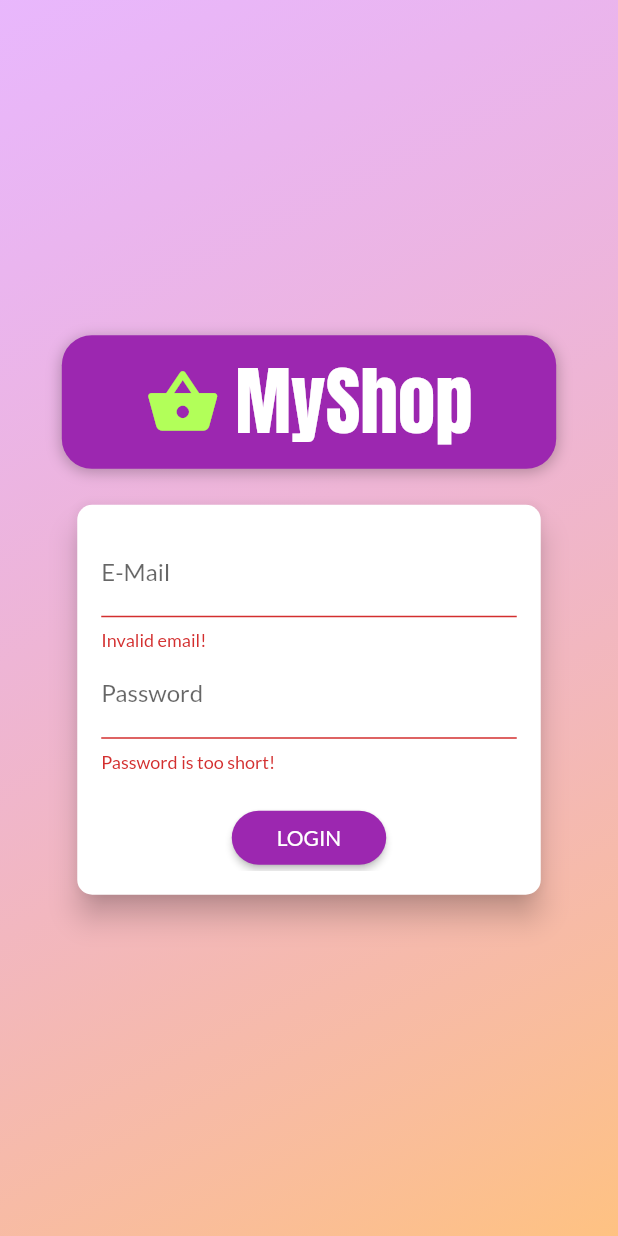
After one commit to Hussein-Hossam-Idris/shop-application, a Flutter app: the screen it shows after launch, after a tap on "LOGIN", on a phone screen of 412 x 824 dp. The commit adds this screen. Run offline on Flutter 3.47's test engine with Material 2 defaults, Android fonts, the phone set to English and light mode, and no system bars; our stand-ins replace shared_preferences; network calls fail.

Commit message:
added the following
added database
added animations
added user login and sign up

```diff
--- /dev/null
+++ b/shop_app/lib/helpers/custom_route.dart
@@ -0,0 +1,27 @@
+import 'package:flutter/material.dart';
+
+class CustomRoute<T> extends MaterialPageRoute<T> {
+  CustomRoute({required WidgetBuilder builder, RouteSettings? settings})
+      : super(builder: builder, settings: settings);
+
+  @override
+  Widget buildTransitions(BuildContext context, Animation<double> animation,
+      Animation<double> secondaryAnimation, Widget child) {
+    if(settings.name == '/'){
+      return child;
+    }
+    return FadeTransition(opacity: animation, child: child,);
+  }
+}
+
+class CustomePageTranstionBuilder extends PageTransitionsBuilder{
+  @override
+  Widget buildTransitions<T>(PageRoute<T> route,BuildContext context, Animation<double> animation,
+      Animation<double> secondaryAnimation, Widget child) {
+
+    // if(route.settings.name == '/'){
+    //   return child;
+    // }
+    return FadeTransition(opacity: animation, child: child,);
+  }
+}
--- a/shop_app/lib/main.dart
+++ b/shop_app/lib/main.dart
@@ -1,15 +1,19 @@
 import 'package:flutter/material.dart';
 import 'package:provider/provider.dart';
+import 'package:shop_app/providers/auth.dart';
 import 'package:shop_app/providers/cart.dart';
 import 'package:shop_app/providers/orders.dart';
+import 'package:shop_app/screens/auth_screen.dart';
 import 'package:shop_app/screens/cart_screen.dart';
 import 'package:shop_app/screens/edit_product_screen.dart';
 import 'package:shop_app/screens/orders_screen.dart';
+import 'package:shop_app/screens/splash_screen.dart';
 import 'package:shop_app/screens/user_products_screen.dart';
 
 import './providers/product_provider.dart';
 import 'package:shop_app/screens/product_detail_screen.dart';
 import 'package:shop_app/screens/products_overview_screen.dart';
+import './helpers/custom_route.dart';
 
 void main() => runApp(MyApp());
 
@@ -18,17 +22,37 @@ class MyApp extends StatelessWidget {
   Widget build(BuildContext context) {
     return MultiProvider(
         providers: [
-          ChangeNotifierProvider(create: (context) => Products(),),
+          ChangeNotifierProvider(create: (context) => Auth(),),
+          ///the proucts provider has a constructor argument that depends on the token provider by the Auth provider
+          ChangeNotifierProxyProvider <Auth, Products>(create: (context) => Products('','',[]),
+              update: (context, auth, previous) => previous!..updateUser(auth.token, auth.userId),
+              // update: (context, auth, previous) => Products(auth.token,auth.userId, previous!.items==[] ? [] : previous.items),
+          ),
+          ChangeNotifierProxyProvider <Auth, Orders>(create: (context) => Orders('','',[]),
+            update: (context, auth, previous) => Orders(auth.token,auth.userId,previous!.orders==[] ? [] : previous.orders),
+          ),
           ChangeNotifierProvider(create: (context) => Cart(),),
-          ChangeNotifierProvider(create: (context) => Orders(),)
         ],
-        child: MaterialApp(
+        child: Consumer<Auth>(builder: (context, auth, child) {
+          return MaterialApp(
             title: 'MyShop',
             theme: ThemeData(
+              pageTransitionsTheme: PageTransitionsTheme(
+                builders: {
+                  TargetPlatform.android: CustomePageTranstionBuilder(),
+                  TargetPlatform.iOS:CustomePageTranstionBuilder(),
+                }
+              ),
                 fontFamily: "Lato",
                 primarySwatch: Colors.purple,
                 accentColor: Colors.lightGreenAccent),
-          home: ProductsOverViewScreen(),
+            home: auth.isAuth? ProductsOverViewScreen() :
+            FutureBuilder(builder: (context, snapshot)
+            => snapshot.connectionState == ConnectionState.waiting?
+                SplashScreen()
+                :
+                AuthScreen(),
+              future: auth.tryAutoLogin(),),
             routes: {
               ProductDetailScreen.routeName: (ctx) => ProductDetailScreen(),
               CartScreen.routeName:(ctx) => CartScreen(),
@@ -36,7 +60,8 @@ class MyApp extends StatelessWidget {
               UserProductsScreen.routeName:(ctx)=>UserProductsScreen(),
               EditProductScreen.routeName:(ctx) => EditProductScreen(),
             },
-        )
+          );
+        },)
     );
   }
 }
--- /dev/null
+++ b/shop_app/lib/providers/auth.dart
@@ -0,0 +1,113 @@
+import 'dart:convert';
+import 'dart:async';
+import 'package:flutter/material.dart';
+import 'package:http/http.dart' as http;
+import 'package:shop_app/models/http_exception.dart';
+import 'package:shared_preferences/shared_preferences.dart';
+
+class Auth with ChangeNotifier {
+  ///this token expires after 1 hour
+   String? _token;
+   DateTime? _expiryDate;
+   String? _userId;
+   Timer? _authTimer;
+
+  bool get isAuth {
+    return token != null;
+  }
+
+  String? get userId => _userId;
+
+  String? get token{
+    if(_expiryDate != null && _expiryDate!.isAfter(DateTime.now()) && _token != null){
+      return _token;
+    }
+    return null;
+  }
+
+  Future<bool> tryAutoLogin() async {
+    final prefs = await SharedPreferences.getInstance();
+    if(!prefs.containsKey('userData')){
+      return false;
+    }
+
+    final extractedUserData = json.decode(prefs.getString('userData')!) as Map<String,dynamic> ;
+    final expiryDate = DateTime.parse(extractedUserData['expiryDate']);
+    ///check if the expiry date is still in the past
+    ///then the token is not valid
+    if (expiryDate.isBefore(DateTime.now())){
+      return false;
+    }
+    ///if we make it to this line then the expiry date is in the future
+    ///we want to re initialize all user information
+    _token = extractedUserData['token'];
+    _userId = extractedUserData['userId'];
+    _expiryDate = expiryDate;
+    notifyListeners();
+    _autoLogOut();
+    return true;
+
+  }
+
+  Future<void> _authenticate(String email, String password, String urlSegment) async {
+    final url = Uri.parse("https://identitytoolkit.googleapis.com/v1/accounts:$urlSegment?key=AIzaSyD-zm-QxRijynD3zNcc8ACZPT1JogmfSmw");
+    try{
+      final response = await http.post(url, body: json.encode({
+        "email" : email,
+        "password" : password,
+        "returnSecureToken": true,
+      }));
+      final responseData = json.decode(response.body);
+      if(responseData['error'] != null){
+        throw HttpException(responseData['error']['message']);
+      }
+      _token = responseData['idToken'];
+      _userId = responseData['localId'];
+      _expiryDate = DateTime.now().add(Duration(seconds: int.parse(responseData['expiresIn'])));
+      _autoLogOut();
+      notifyListeners();
+
+      final prefs = await SharedPreferences.getInstance();
+      final userData = json.encode({
+        'token':_token,
+        "userId":_userId,
+        'expiryDate':_expiryDate!.toIso8601String(),
+
+      });
+      prefs.setString("userData", userData);
+    }
+    catch(error){
+      throw(error);
+    }
+  }
+
+  Future<void> signUp(String email, String password) async{
+    return _authenticate(email, password, "signUp");
+  }
+
+  Future<void> signIn(String email, String password) async {
+    return _authenticate(email, password, "signInWithPassword");
+  }
+
+  Future<void> logOut() async{
+    _token = null;
+    _userId = null;
+    _expiryDate = null;
+    if(_authTimer != null){
+      _authTimer!.cancel();
+      _authTimer=null;
+    }
+    final prefs = await SharedPreferences.getInstance();
+    prefs.clear();
+    notifyListeners();
+  }
+
+  void _autoLogOut(){
+    ///check if i have an exisiting timer, i rest it
+    if(_authTimer != null){
+      _authTimer!.cancel();
+    }
+    final timeToExpiry =  _expiryDate!.difference(DateTime.now()).inSeconds;
+    _authTimer = Timer(Duration(seconds: timeToExpiry ), logOut);
+  }
+}
--- a/shop_app/lib/providers/orders.dart
+++ b/shop_app/lib/providers/orders.dart
@@ -15,14 +15,17 @@ class OrderItem {
 
 class Orders extends ChangeNotifier {
   List<OrderItem> _orders = [];
+  String? authToken;
+  String? userId;
 
   List<OrderItem> get orders {
     return [..._orders];
   }
 
+  Orders(this.authToken,this.userId,this._orders);
   Future<void> fetchOrders() async {
     final url = Uri.parse(
-        "https://my-shop-application-e7db7-default-rtdb.firebaseio.com/orders.json");
+        "https://my-shop-application-e7db7-default-rtdb.firebaseio.com/orders/$userId.json?auth=$authToken");
     try {
       final response = await http.get(url);
       final List<OrderItem> tempOrders = [];
@@ -30,6 +33,7 @@ class Orders extends ChangeNotifier {
       json.decode(response.body);
       if(extractedResponse == null){
         _orders = [];
+        notifyListeners();
         return;
       }
       extractedResponse.forEach((orderId, orderData) {
@@ -56,7 +60,7 @@ class Orders extends ChangeNotifier {
 
   Future<void> addOrder(List<CartItem> cartProducts, double total) async {
     final url = Uri.parse(
-        "https://my-shop-application-e7db7-default-rtdb.firebaseio.com/orders.json");
+        "https://my-shop-application-e7db7-default-rtdb.firebaseio.com/orders/$userId.json?auth=$authToken");
     try {
       final date = DateTime.now();
       final response = await http.post(url,
--- /dev/null
+++ b/shop_app/lib/screens/auth_screen.dart
@@ -0,0 +1,329 @@
+import 'dart:math';
+
+import 'package:flutter/material.dart';
+import 'package:provider/provider.dart';
+import 'package:shop_app/models/http_exception.dart';
+import 'package:shop_app/providers/auth.dart';
+
+enum AuthMode { Signup, Login }
+
+class AuthScreen extends StatelessWidget {
+  static const routeName = '/auth';
+
+  @override
+  Widget build(BuildContext context) {
+    final deviceSize = MediaQuery.of(context).size;
+    // final transformConfig = Matrix4.rotationZ(-8 * pi / 180);
+    // transformConfig.translate(-10.0);
+    return Scaffold(
+      // resizeToAvoidBottomInset: false,
+      body: Stack(
+        children: <Widget>[
+          Container(
+            decoration: BoxDecoration(
+              gradient: LinearGradient(
+                colors: [
+                  Color.fromRGBO(215, 117, 255, 1).withOpacity(0.5),
+                  Color.fromRGBO(255, 188, 117, 1).withOpacity(0.9),
+                ],
+                begin: Alignment.topLeft,
+                end: Alignment.bottomRight,
+                stops: [0, 1],
+              ),
+            ),
+          ),
+          SingleChildScrollView(
+            child: Container(
+              height: deviceSize.height,
+              width: deviceSize.width,
+              child: Column(
+                mainAxisAlignment: MainAxisAlignment.center,
+                crossAxisAlignment: CrossAxisAlignment.center,
+                children: <Widget>[
+                  Container(
+                    width: deviceSize.width * 0.8,
+                    margin: EdgeInsets.only(
+                      bottom: 20.0,
+                    ),
+                    padding: EdgeInsets.symmetric(vertical: 8.0),
+                    // transform: Matrix4.rotationZ(-8 * pi / 180)
+                    //   ..translate(-10.0),
+                    // // ..translate(-10.0),
+                    decoration: BoxDecoration(
+                      borderRadius: BorderRadius.circular(20),
+                      color: Theme.of(context).primaryColor,
+                      boxShadow: [
+                        BoxShadow(
+                          blurRadius: 8,
+                          color: Colors.black26,
+                          offset: Offset(0, 2),
+                        )
+                      ],
+                    ),
+                    child: Row(
+                      mainAxisAlignment: MainAxisAlignment.center,
+                      children: [
+                        Icon(
+                          Icons.shopping_basket_rounded,
+                          size: 50,
+                          color: Theme.of(context).accentColor,
+                        ),
+                        SizedBox(
+                          width: 10,
+                        ),
+                        Text(
+                          'MyShop',
+                          style: TextStyle(
+                            color: Colors.white,
+                            fontSize: 50,
+                            fontFamily: 'Anton',
+                            fontWeight: FontWeight.normal,
+                          ),
+                        ),
+                      ],
+                    ),
+                  ),
+                  Flexible(
+                    flex: deviceSize.width > 600 ? 2 : 1,
+                    child: AuthCard(),
+                  ),
+                ],
+              ),
+            ),
+          ),
+        ],
+      ),
+    );
+  }
+}
+
+class AuthCard extends StatefulWidget {
+  @override
+  _AuthCardState createState() => _AuthCardState();
+}
+
+class _AuthCardState extends State<AuthCard>
+    with SingleTickerProviderStateMixin {
+  final GlobalKey<FormState> _formKey = GlobalKey();
+  AuthMode _authMode = AuthMode.Login;
+  Map<String, String> _authData = {
+    'email': '',
+    'password': '',
+  };
+  var _isLoading = false;
+  final _passwordController = TextEditingController();
+
+  ///asign an animation controller and Animation object
+  late AnimationController _animationController;
+  late Animation<Offset> _slideAnimation;
+  late Animation<double> _opacityAnimation;
+
+  @override
+  void initState() {
+    _animationController =
+        AnimationController(vsync: this, duration: Duration(milliseconds: 300));
+    ///for the animation we initialize a tween, then we animate it using Curved animation
+    _slideAnimation = Tween<Offset>(
+            begin: Offset(0,-1.5), end: Offset(0, 0))
+        .animate(CurvedAnimation(parent: _animationController, curve: Curves.easeIn));
+    _opacityAnimation = Tween<double>(
+      begin: 0.0, end: 1.0,
+    ).animate(CurvedAnimation(parent: _animationController, curve: Curves.easeIn));
+    // _heightAnimation.addListener(() => setState(() {}));
+    super.initState();
+  }
+
+  @override
+  void dispose() {
+    // TODO: implement dispose
+    _animationController.dispose();
+    super.dispose();
+  }
+
+  void _showErrorDialog(String error) {
+    showDialog(
+      context: context,
+      builder: (context) {
+        return AlertDialog(
+          title: Text('Error Occurred!'),
+          content: Text(error),
+          actions: [
+            TextButton(
+                onPressed: () {
+                  Navigator.of(context).pop();
+                },
+                child: Text('okay')),
+          ],
+        );
+      },
+    );
+  }
+
+  Future<void> _submit() async {
+    if (!_formKey.currentState!.validate()) {
+      // Invalid!
+      return;
+    }
+    _formKey.currentState!.save();
+    setState(() {
+      _isLoading = true;
+    });
+    try {
+      if (_authMode == AuthMode.Login) {
+        // Log user in
+        await Provider.of<Auth>(context, listen: false)
+            .signIn(_authData['email']!, _authData['password']!);
+      } else {
+        // Sign user up
+        await Provider.of<Auth>(context, listen: false)
+            .signUp(_authData['email']!, _authData['password']!);
+      }
+    } on HttpException catch (error) {
+      ///default message
+      var errorMessage = 'Authentication Failed';
+      if (error.toString().contains("EMAIL_EXISTS")) {
+        errorMessage = 'Email already used';
+      } else if (error.toString().contains("INVALID_EMAIL")) {
+        errorMessage = 'This is not a valid email address';
+      } else if (error.toString().contains("WEAK_PASSWORD")) {
+        errorMessage = 'Password is too short';
+      } else if (error.toString().contains('EMAIL_NOT_FOUND')) {
+        errorMessage = 'Email does not exist';
+      } else if (error.toString().contains('INVALID_PASSWORD')) {
+        errorMessage = 'Password is not correct';
+      }
+      _showErrorDialog(errorMessage);
+    } catch (error) {
+      const errorMessage = "Could not authenticate, please try later";
+      _showErrorDialog(errorMessage);
+    }
+
+    setState(() {
+      _isLoading = false;
+    });
+  }
+
+  void _switchAuthMode() {
+    if (_authMode == AuthMode.Login) {
+      setState(() {
+        _authMode = AuthMode.Signup;
+      });
+      _animationController.forward();
+    } else {
+      setState(() {
+        _authMode = AuthMode.Login;
+      });
+      _animationController.reverse();
+    }
+  }
+
+  @override
+  Widget build(BuildContext context) {
+    final deviceSize = MediaQuery.of(context).size;
+    return Card(
+      shape: RoundedRectangleBorder(
+        borderRadius: BorderRadius.circular(10.0),
+      ),
+      elevation: 8.0,
+      child: AnimatedContainer(
+        duration: Duration(milliseconds: 300),
+        curve: Curves.easeIn,
+        height: _authMode == AuthMode.Signup ? 320 : 260,
+            constraints:
+              BoxConstraints(minHeight: _authMode == AuthMode.Signup ? 320 : 260),
+            // height: _heightAnimation.value.height,
+            // constraints: BoxConstraints(minHeight: _heightAnimation.value.height),
+            width: deviceSize.width * 0.75,
+            padding: EdgeInsets.all(16.0),
+            child: Form(
+              key: _formKey,
+              child: SingleChildScrollView(
+                child: Column(
+                  children: <Widget>[
+                    TextFormField(
+                      decoration: InputDecoration(labelText: 'E-Mail'),
+                      keyboardType: TextInputType.emailAddress,
+                      validator: (value) {
+                        if (value!.isEmpty || !value.contains('@')) {
+                          return 'Invalid email!';
+                        }
+                        return null;
+                        return null;
+                      },
+                      onSaved: (value) {
+                        _authData['email'] = value!;
+                      },
+                    ),
+                    TextFormField(
+                      decoration: InputDecoration(labelText: 'Password'),
+                      obscureText: true,
+                      controller: _passwordController,
+                      validator: (value) {
+                        if (value!.isEmpty || value.length < 5) {
+                          return 'Password is too short!';
+                        }
+                      },
+                      onSaved: (value) {
+                        _authData['password'] = value!;
+                      },
+                    ),
+                      AnimatedContainer(
+                        curve: Curves.easeIn,
+                        constraints: BoxConstraints(
+                          minHeight: _authMode == AuthMode.Signup ? 60 : 0,
+                          maxHeight: _authMode == AuthMode.Signup ? 120 : 0,
+                        ),
+                        duration: Duration(milliseconds: 300),
+                        child: FadeTransition(
+                          opacity: _opacityAnimation,
+                          child: SlideTransition(
+                            position: _slideAnimation,
+                            child: TextFormField(
+                              enabled: _authMode == AuthMode.Signup,
+                              decoration: InputDecoration(labelText: 'Confirm Password'),
+                              obscureText: true,
+                              validator: _authMode == AuthMode.Signup
+                                  ? (value) {
+                                if (value != _passwordController.text) {
+                                  return 'Passwords do not match!';
+                                }
+                              }
+                                  : null,
+                            ),
+                          ),
+                        ),
+                      ),
+                    SizedBox(
+                      height: 20,
+                    ),
+                    if (_isLoading)
+                      CircularProgressIndicator()
+                    else
+                      RaisedButton(
+                        child:
+                        Text(_authMode == AuthMode.Login ? 'LOGIN' : 'SIGN UP'),
+                        onPressed: _submit,
+                        shape: RoundedRectangleBorder(
+                          borderRadius: BorderRadius.circular(30),
+                        ),
+                        padding:
+                        EdgeInsets.symmetric(horizontal: 30.0, vertical: 8.0),
+                        color: Theme.of(context).primaryColor,
+                        textColor: Colors.white,
+                      ),
+                    FlatButton(
+                      child: Text(
+                          '${_authMode == AuthMode.Login ? 'SIGNUP' : 'LOGIN'} INSTEAD'),
+                      onPressed: _switchAuthMode,
+                      padding: EdgeInsets.symmetric(horizontal: 30.0, vertical: 4),
+                      materialTapTargetSize: MaterialTapTargetSize.shrinkWrap,
+                      textColor: Theme.of(context).primaryColor,
+                    ),
+                  ],
+                ),
+              ),
+            ),
+        ),
+      );
+  }
+}
--- /dev/null
+++ b/shop_app/lib/screens/splash_screen.dart
@@ -0,0 +1,12 @@
+import 'package:flutter/material.dart';
+
+class SplashScreen extends StatelessWidget {
+  @override
+  Widget build(BuildContext context) {
+    return Scaffold(
+      body: Center(
+        child: Text('Loading...'),
+      ),
+    );
+  }
+}
--- a/shop_app/pubspec.yaml
+++ b/shop_app/pubspec.yaml
@@ -26,6 +26,7 @@ dependencies:
   provider: ^6.0.0
   intl: ^0.17.0
   http: ^0.13.3
+  shared_preferences: ^2.0.8
 
 
   # The following adds the Cupertino Icons font to your application.
@@ -48,9 +49,8 @@ flutter:
   uses-material-design: true
 
   # To add assets to your application, add an assets section, like this:
-  # assets:
-  #   - images/a_dot_burr.jpeg
-  #   - images/a_dot_ham.jpeg
+  assets:
+    - assets/images/product-placeholder.png
 
   # An image asset can refer to one or more resolution-specific "variants", see
   # https://flutter.dev/assets-and-images/#resolution-aware.
```
Also changed, not shown: shop_app/lib/providers/product.dart (+6 -6 lines), shop_app/lib/providers/product_provider.dart (+26 -33 lines), shop_app/lib/screens/product_detail_screen.dart (+6 -3 lines), shop_app/lib/screens/user_products_screen.dart (+24 -8 lines), shop_app/lib/widgets/app_drawer.dart (+13 -0 lines), shop_app/lib/widgets/order_item_widget.dart (+37 -10 lines), shop_app/lib/widgets/product_item.dart (+20 -11 lines), shop_app/assets/images/product-placeholder.png (added), shop_app/pubspec.lock. Lines whose indentation alone changed are shown as unchanged.
